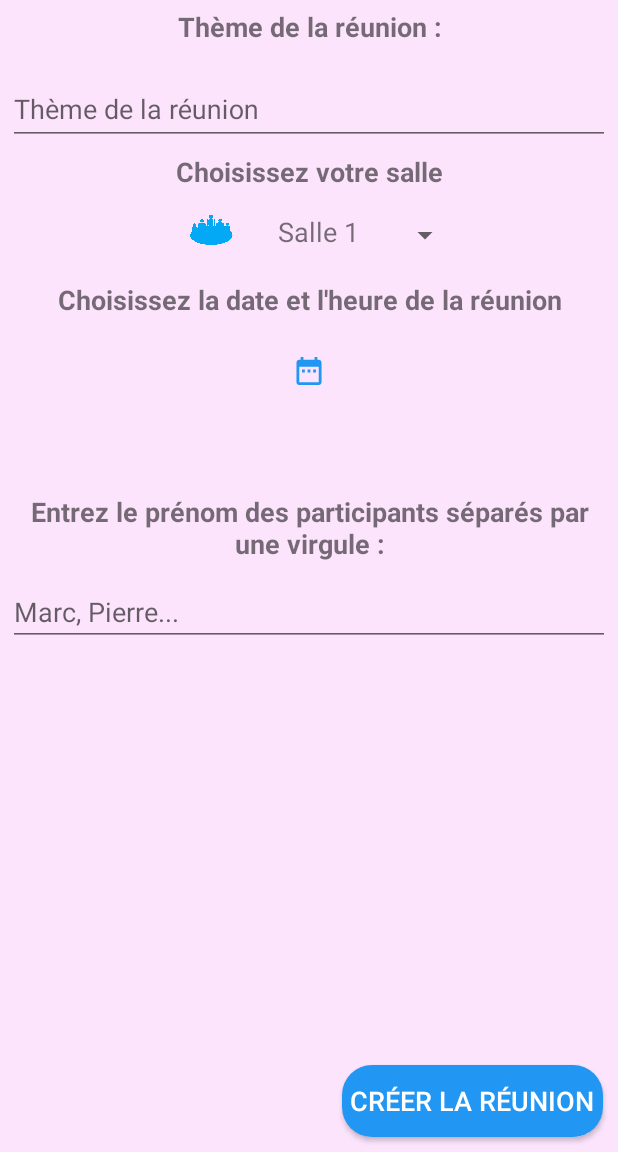
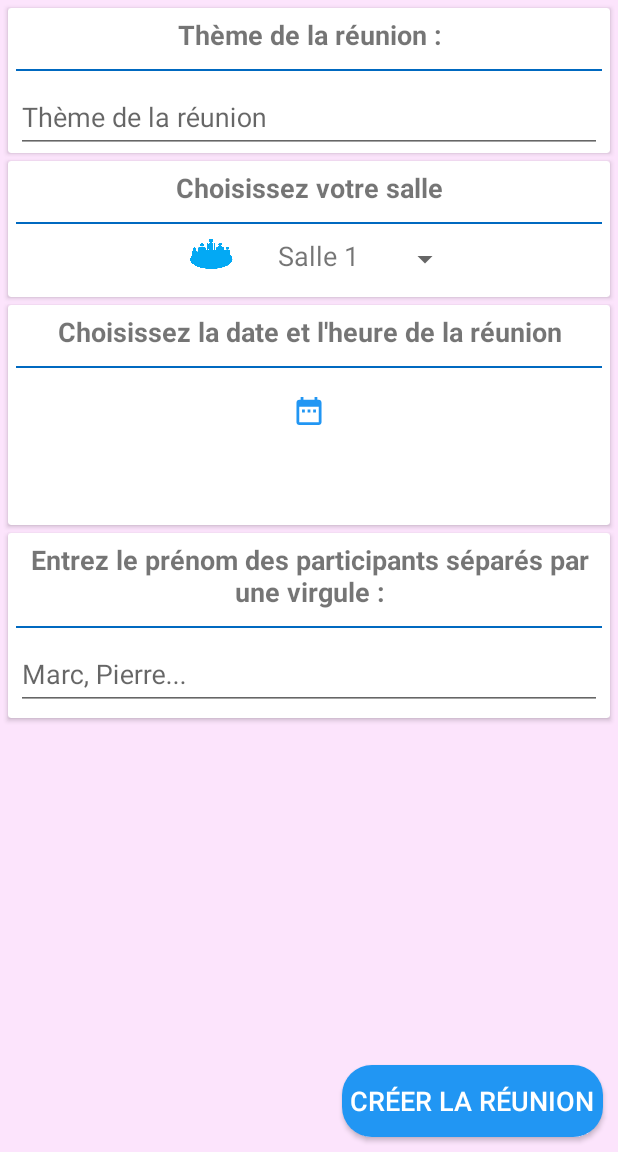
Before and after one commit to NelfDesign/OC_MaReu_Projet_4, an Android app: the screen it shows after launch (ReunionListActivity), after a tap on an icon or button, on a phone screen of 412 x 824 dp, the part 84-1236 px from its top. Run offline under Robolectric (Android 15) with nearby library versions, the phone set to English and light mode, and no system bars; our stand-ins replace ButterKnife.

Commit message:
refactor view

```diff
--- a/app/src/main/AndroidManifest.xml
+++ b/app/src/main/AndroidManifest.xml
@@ -14,6 +14,7 @@
         tools:ignore="GoogleAppIndexingWarning">
 
         <activity android:name=".Controllers.Fragments.CreationReunionFragment"
+                    android:windowSoftInputMode="adjustResize"
                     android:theme="@style/MaReuTheme.create"/>
 
         <activity android:name=".Controllers.Activity.ReunionListActivity">
--- a/app/src/main/res/layout/fragment_creation_reunion.xml
+++ b/app/src/main/res/layout/fragment_creation_reunion.xml
@@ -8,6 +8,17 @@
     tools:context=".Controllers.Fragments.CreationReunionFragment"
     android:id="@+id/create_reunion_fragment">
 
+    <android.support.v7.widget.CardView
+        android:layout_width="match_parent"
+        android:layout_height="wrap_content"
+        app:layout_constraintTop_toTopOf="parent"
+        android:id="@+id/card_Theme"
+        android:layout_margin="@dimen/margin_normal">
+
+        <android.support.constraint.ConstraintLayout
+            android:layout_width="match_parent"
+            android:layout_height="wrap_content">
+
             <TextView
                 android:id="@+id/title"
                 android:layout_width="match_parent"
@@ -15,27 +26,47 @@
                 android:text="@string/theme_de_la_reunion"
                 style="@style/themetitle"
                 android:gravity="center"
-        app:layout_constraintTop_toTopOf="parent"
-        app:layout_constraintLeft_toLeftOf="parent"/>
+                app:layout_constraintLeft_toLeftOf="parent"
+                app:layout_constraintBottom_toTopOf="@+id/textInput"/>
+
+            <View
+                android:id="@+id/v_separator2"
+                android:layout_width="match_parent"
+                android:layout_height="1dp"
+                android:background="@color/colorAccent"
+                android:paddingStart="@dimen/padding_normal"
+                android:paddingEnd="@dimen/padding_normal"
+                android:layout_margin="@dimen/margin_normal"
+                app:layout_constraintTop_toBottomOf="@+id/title"/>
 
             <android.support.design.widget.TextInputLayout
                 android:id="@+id/textInput"
                 android:layout_width="match_parent"
                 android:layout_height="wrap_content"
                 android:layout_margin="@dimen/margin_normal"
-        app:layout_constraintTop_toBottomOf="@+id/title">
+                app:layout_constraintTop_toBottomOf="@+id/v_separator2">
 
                 <android.support.design.widget.TextInputEditText
                     android:id="@+id/edit_title_reu"
                     android:layout_width="match_parent"
                     android:layout_height="wrap_content"
                     android:hint="Thème de la réunion"
-            app:layout_constraintTop_toBottomOf="@id/title"
-            app:layout_constraintLeft_toLeftOf="parent"
-            app:layout_constraintRight_toRightOf="parent"
-            tools:layout_editor_absoluteX="31dp" />
+                    />
 
             </android.support.design.widget.TextInputLayout>
+        </android.support.constraint.ConstraintLayout>
+    </android.support.v7.widget.CardView>
+
+    <android.support.v7.widget.CardView
+        android:id="@+id/card_spinner"
+        android:layout_width="match_parent"
+        android:layout_height="wrap_content"
+        app:layout_constraintTop_toBottomOf="@+id/card_Theme"
+        android:layout_margin="@dimen/margin_normal">
+
+        <android.support.constraint.ConstraintLayout
+            android:layout_width="match_parent"
+            android:layout_height="wrap_content">
 
             <TextView
                 android:id="@+id/title_room"
@@ -43,8 +74,18 @@
                 android:layout_height="wrap_content"
                 android:text="@string/choisissez_votre_salle"
                 style="@style/themetitle"
-        app:layout_constraintTop_toBottomOf="@id/textInput"
+                app:layout_constraintBottom_toTopOf="@+id/spinner_room"
                 app:layout_constraintLeft_toLeftOf="parent"/>
+
+            <View
+                android:id="@+id/v_separator3"
+                android:layout_width="match_parent"
+                android:layout_height="1dp"
+                android:background="@color/colorAccent"
+                android:paddingStart="@dimen/padding_normal"
+                android:paddingEnd="@dimen/padding_normal"
+                android:layout_margin="@dimen/margin_normal"
+                app:layout_constraintTop_toBottomOf="@+id/title_room"/>
 
             <Spinner
                 android:id="@+id/spinner_room"
@@ -52,8 +93,22 @@
                 android:layout_height="50dp"
                 android:spinnerMode="dialog"
                 app:layout_constraintLeft_toLeftOf="parent"
-        app:layout_constraintTop_toBottomOf="@id/title_room"
+                app:layout_constraintTop_toBottomOf="@id/v_separator3"
                 app:layout_constraintRight_toRightOf="parent"/>
+
+        </android.support.constraint.ConstraintLayout>
+    </android.support.v7.widget.CardView>
+
+    <android.support.v7.widget.CardView
+        android:id="@+id/Card_time"
+        android:layout_width="match_parent"
+        android:layout_height="wrap_content"
+        app:layout_constraintTop_toBottomOf="@+id/card_spinner"
+        android:layout_margin="@dimen/margin_normal">
+
+        <android.support.constraint.ConstraintLayout
+            android:layout_width="match_parent"
+            android:layout_height="wrap_content">
 
             <TextView
                 android:id="@+id/title_time"
@@ -61,8 +116,18 @@
                 android:layout_height="wrap_content"
                 android:text="@string/choisissez_votre_date"
                 style="@style/themetitle"
-        app:layout_constraintTop_toBottomOf="@id/spinner_room"
+                app:layout_constraintBottom_toTopOf="@+id/button"
                 app:layout_constraintLeft_toLeftOf="parent"/>
+
+            <View
+                android:id="@+id/v_separator4"
+                android:layout_width="match_parent"
+                android:layout_height="1dp"
+                android:background="@color/colorAccent"
+                android:paddingStart="@dimen/padding_normal"
+                android:paddingEnd="@dimen/padding_normal"
+                android:layout_margin="@dimen/margin_normal"
+                app:layout_constraintTop_toBottomOf="@+id/title_time"/>
 
             <Button
                 android:id="@+id/button"
@@ -74,7 +139,7 @@
                 android:focusable="true"
                 app:layout_constraintLeft_toLeftOf="parent"
                 app:layout_constraintRight_toRightOf="parent"
-        app:layout_constraintTop_toBottomOf="@+id/title_time" />
+                app:layout_constraintTop_toBottomOf="@+id/v_separator4" />
 
             <LinearLayout
                 android:id="@+id/linear_calendar"
@@ -102,6 +167,19 @@
                     />
 
             </LinearLayout>
+        </android.support.constraint.ConstraintLayout>
+    </android.support.v7.widget.CardView>
+
+    <android.support.v7.widget.CardView
+        android:id="@+id/card_mail"
+        android:layout_width="match_parent"
+        android:layout_height="wrap_content"
+        app:layout_constraintTop_toBottomOf="@+id/Card_time"
+        android:layout_margin="@dimen/margin_normal">
+
+        <android.support.constraint.ConstraintLayout
+            android:layout_width="match_parent"
+            android:layout_height="wrap_content">
 
             <TextView
                 android:id="@+id/title_mail"
@@ -109,17 +187,36 @@
                 android:layout_height="wrap_content"
                 android:text="@string/entrez_le_nom_des_participants"
                 style="@style/themetitle"
-        app:layout_constraintTop_toBottomOf="@id/linear_calendar"
+                app:layout_constraintBottom_toTopOf="@+id/title_mail_input"
                 app:layout_constraintLeft_toLeftOf="parent"/>
+
+            <View
+                android:id="@+id/v_separator5"
+                android:layout_width="match_parent"
+                android:layout_height="1dp"
+                android:background="@color/colorAccent"
+                android:paddingStart="@dimen/padding_normal"
+                android:paddingEnd="@dimen/padding_normal"
+                android:layout_margin="@dimen/margin_normal"
+                app:layout_constraintTop_toBottomOf="@+id/title_mail"/>
+
+            <android.support.design.widget.TextInputLayout
+                android:id="@+id/title_mail_input"
+                android:layout_width="match_parent"
+                android:layout_height="wrap_content"
+                app:layout_constraintTop_toBottomOf="@+id/v_separator5"
+                app:layout_constraintLeft_toLeftOf="parent">
 
             <android.support.design.widget.TextInputEditText
                 android:id="@+id/edit_title_mail"
                 android:layout_width="match_parent"
                 android:layout_height="wrap_content"
-        app:layout_constraintLeft_toLeftOf="parent"
                 android:layout_margin="@dimen/margin_normal"
-        android:hint="@string/marc_pierre"
-        app:layout_constraintTop_toBottomOf="@+id/title_mail" />
+                android:hint="@string/marc_pierre" />
+
+            </android.support.design.widget.TextInputLayout>
+        </android.support.constraint.ConstraintLayout>
+    </android.support.v7.widget.CardView>
 
     <Button
         android:id="@+id/button_create_reunion"
```
Also changed, not shown: app/src/main/java/fr/nelfdesign/mareu/Controllers/Fragments/CreationReunionFragment.java (+18 -2 lines), 2 other files. Lines whose indentation alone changed are shown as unchanged.
